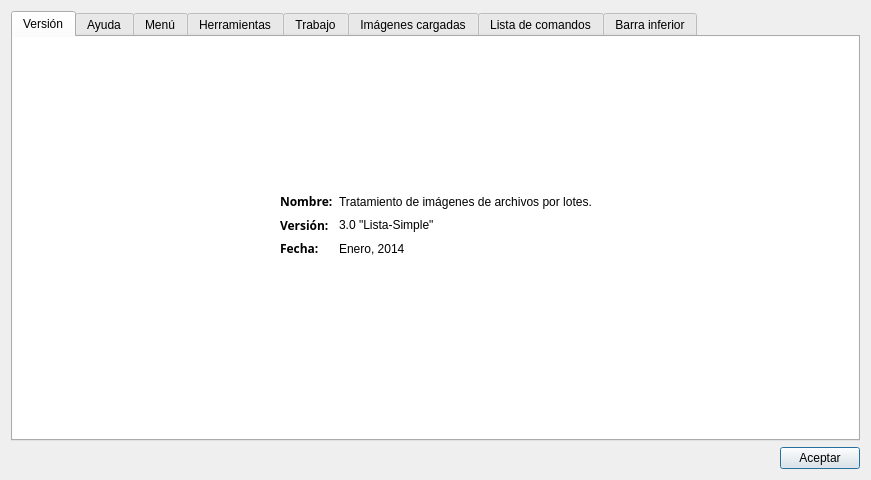
Old version of the form ui/ayuda.ui in the repository datwit/papirolux.
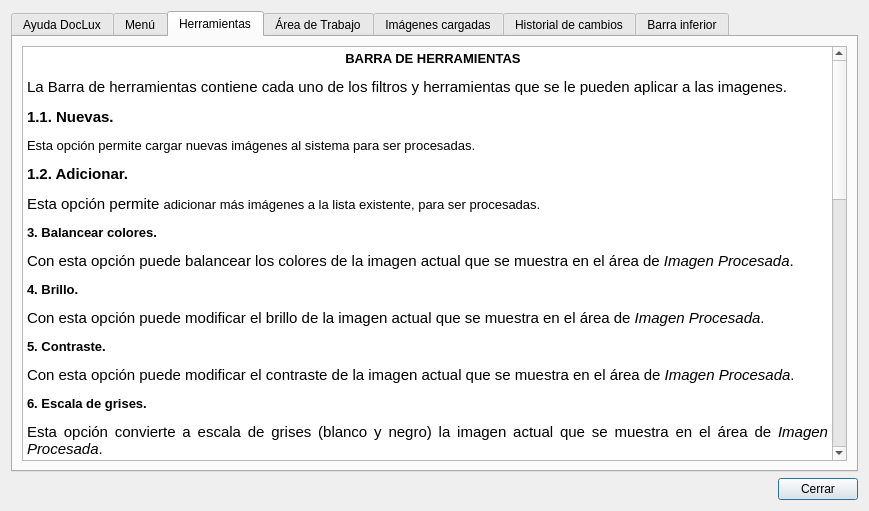
New version of the form. The open tabs and pages were chosen to show the change. Icons and pictures are not drawn.

Commit message: ActualizaciOn de la ayuda.py, ayuda.ui, ayudaUI.py.

Diff of the .ui file:
```diff
--- a/ui/ayuda.ui
+++ b/ui/ayuda.ui
@@ -1,266 +1,34 @@
 <?xml version="1.0" encoding="UTF-8"?>
 <ui version="4.0">
- <class>dlg_acerca_de</class>
- <widget class="QDialog" name="dlg_acerca_de">
+ <class>dlg_AyudaDocLux</class>
+ <widget class="QDialog" name="dlg_AyudaDocLux">
   <property name="geometry">
    <rect>
     <x>0</x>
     <y>0</y>
-    <width>871</width>
-    <height>480</height>
+    <width>869</width>
+    <height>511</height>
    </rect>
   </property>
   <property name="windowTitle">
-   <string>Ayuda</string>
-  </property>
-  <property name="windowIcon">
-   <iconset>
-    <normaloff>:/newPrefix/imagenes/logo_proyecto.png</normaloff>:/newPrefix/imagenes/logo_proyecto.png</iconset>
+   <string>Dialog</string>
   </property>
   <layout class="QGridLayout" name="gridLayout_2">
-   <item row="1" column="0">
-    <layout class="QHBoxLayout" name="horizontalLayout_2">
-     <item>
-      <spacer name="horizontalSpacer">
-       <property name="orientation">
-        <enum>Qt::Horizontal</enum>
-       </property>
-       <property name="sizeHint" stdset="0">
-        <size>
-         <width>40</width>
-         <height>20</height>
-        </size>
-       </property>
-      </spacer>
-     </item>
-     <item>
-      <widget class="QPushButton" name="pushButton">
-       <property name="text">
-        <string>Aceptar</string>
-       </property>
-      </widget>
-     </item>
-    </layout>
-   </item>
    <item row="0" column="0">
-    <widget class="QTabWidget" name="tabWidget">
-     <property name="styleSheet">
-      <string notr="true"/>
-     </property>
+    <layout class="QGridLayout" name="gridLayout">
+     <item row="0" column="0">
+      <layout class="QVBoxLayout" name="verticalLayout">
+       <item>
+        <widget class="QTabWidget" name="tabWidget_Ayuda">
      <property name="currentIndex">
       <number>0</number>
      </property>
-     <property name="usesScrollButtons">
-      <bool>true</bool>
-     </property>
      <widget class="QWidget" name="tab">
-      <property name="styleSheet">
-       <string notr="true">background-color: rgb(255, 255, 255);</string>
-      </property>
       <attribute name="title">
-       <string>Versión</string>
+           <string>Ayuda DocLux</string>
       </attribute>
       <layout class="QGridLayout" name="gridLayout_3">
        <item row="0" column="0">
-        <layout class="QHBoxLayout" name="horizontalLayout_3">
-         <item>
-          <spacer name="horizontalSpacer_2">
-           <property name="orientation">
-            <enum>Qt::Horizontal</enum>
-           </property>
-           <property name="sizeHint" stdset="0">
-            <size>
-             <width>23</width>
-             <height>141</height>
-            </size>
-           </property>
-          </spacer>
-         </item>
-         <item>
-          <widget class="QLabel" name="label">
-           <property name="sizePolicy">
-            <sizepolicy hsizetype="Fixed" vsizetype="Fixed">
-             <horstretch>0</horstretch>
-             <verstretch>0</verstretch>
-            </sizepolicy>
-           </property>
-           <property name="minimumSize">
-            <size>
-             <width>224</width>
-             <height>100</height>
-            </size>
-           </property>
-           <property name="maximumSize">
-            <size>
-             <width>224</width>
-             <height>100</height>
-            </size>
-           </property>
-           <property name="styleSheet">
-            <string notr="true">image: url(:/ayuda/recursos/imagenes/ayuda_rcs/logo_doclux.png);</string>
-           </property>
-           <property name="text">
-            <string/>
-           </property>
-           <property name="pixmap">
-            <pixmap>:/newPrefix/imagenes/logo_proyecto.png</pixmap>
-           </property>
-           <property name="scaledContents">
-            <bool>true</bool>
-           </property>
-          </widget>
-         </item>
-         <item>
-          <spacer name="horizontalSpacer_3">
-           <property name="orientation">
-            <enum>Qt::Horizontal</enum>
-           </property>
-           <property name="sizeHint" stdset="0">
-            <size>
-             <width>49</width>
-             <height>141</height>
-            </size>
-           </property>
-          </spacer>
-         </item>
-        </layout>
-       </item>
-       <item row="1" column="0">
-        <layout class="QVBoxLayout" name="verticalLayout_3">
-         <item>
-          <layout class="QHBoxLayout" name="horizontalLayout_4">
-           <item>
-            <spacer name="horizontalSpacer_4">
-             <property name="orientation">
-              <enum>Qt::Horizontal</enum>
-             </property>
-             <property name="sizeHint" stdset="0">
-              <size>
-               <width>17</width>
-               <height>64</height>
-              </size>
-             </property>
-            </spacer>
-           </item>
-           <item>
-            <layout class="QHBoxLayout" name="horizontalLayout">
-             <item>
-              <layout class="QVBoxLayout" name="verticalLayout">
-               <item>
-                <widget class="QLabel" name="label_2">
-                 <property name="font">
-                  <font>
-                   <family>Sans Serif</family>
-                   <weight>75</weight>
-                   <bold>true</bold>
-                  </font>
-                 </property>
-                 <property name="text">
-                  <string>Nombre:</string>
-                 </property>
-                </widget>
-               </item>
-               <item>
-                <widget class="QLabel" name="label_5">
-                 <property name="font">
-                  <font>
-                   <family>Sans Serif</family>
-                   <weight>75</weight>
-                   <bold>true</bold>
-                  </font>
-                 </property>
-                 <property name="text">
-                  <string>Versión:</string>
-                 </property>
-                </widget>
-               </item>
-               <item>
-                <widget class="QLabel" name="label_7">
-                 <property name="font">
-                  <font>
-                   <family>Sans Serif</family>
-                   <weight>75</weight>
-                   <bold>true</bold>
-                  </font>
-                 </property>
-                 <property name="text">
-                  <string>Fecha:</string>
-                 </property>
-                </widget>
-               </item>
-              </layout>
-             </item>
-             <item>
-              <layout class="QVBoxLayout" name="verticalLayout_2">
-               <item>
-                <widget class="QLabel" name="label_3">
-                 <property name="text">
-                  <string>Tratamiento de imágenes de archivos por lotes.</string>
-                 </property>
-                </widget>
-               </item>
-               <item>
-                <widget class="QLabel" name="label_6">
-                 <property name="text">
-                  <string>3.0 &quot;Lista-Simple&quot;</string>
-                 </property>
-                 <property name="scaledContents">
-                  <bool>false</bool>
-                 </property>
-                </widget>
-               </item>
-               <item>
-                <widget class="QLabel" name="label_8">
-                 <property name="text">
-                  <string>Enero, 2014</string>
-                 </property>
-                </widget>
-               </item>
-              </layout>
-             </item>
-            </layout>
-           </item>
-           <item>
-            <spacer name="horizontalSpacer_5">
-             <property name="orientation">
-              <enum>Qt::Horizontal</enum>
-             </property>
-             <property name="sizeHint" stdset="0">
-              <size>
-               <width>18</width>
-               <height>64</height>
-              </size>
-             </property>
-            </spacer>
-           </item>
-          </layout>
-         </item>
-         <item>
-          <spacer name="verticalSpacer">
-           <property name="orientation">
-            <enum>Qt::Vertical</enum>
-           </property>
-           <property name="sizeHint" stdset="0">
-            <size>
-             <width>20</width>
-             <height>40</height>
-            </size>
-           </property>
-          </spacer>
-         </item>
-        </layout>
-       </item>
-      </layout>
-     </widget>
-     <widget class="QWidget" name="tab_2">
-      <property name="styleSheet">
-       <string notr="true">background-color: rgb(255, 255, 255);</string>
-      </property>
-      <attribute name="title">
-       <string>Ayuda</string>
-      </attribute>
-      <layout class="QGridLayout" name="gridLayout">
-       <item row="0" column="0">
         <widget class="QTextEdit" name="textEdit">
          <property name="enabled">
           <bool>true</bool>
@@ -309,10 +77,7 @@
        </item>
       </layout>
      </widget>
-     <widget class="QWidget" name="tab_3">
-      <property name="styleSheet">
-       <string notr="true">background-color: rgb(255, 255, 255);</string>
-      </property>
+         <widget class="QWidget" name="tab_2">
       <attribute name="title">
        <string>Menú</string>
       </attribute>
@@ -429,19 +194,13 @@
        </item>
       </layout>
      </widget>
-     <widget class="QWidget" name="tab_4">
+         <widget class="QWidget" name="tab_3">
       <attribute name="title">
        <string>Herramientas</string>
       </attribute>
+          <layout class="QGridLayout" name="gridLayout_5">
+           <item row="0" column="0">
       <widget class="QTextEdit" name="textEdit_3">
-       <property name="geometry">
-        <rect>
-         <x>0</x>
-         <y>0</y>
-         <width>831</width>
-         <height>448</height>
-        </rect>
-       </property>
        <property name="html">
         <string>&lt;!DOCTYPE HTML PUBLIC &quot;-//W3C//DTD HTML 4.0//EN&quot; &quot;http://www.w3.org/TR/REC-html40/strict.dtd&quot;&gt;
 &lt;html&gt;&lt;head&gt;&lt;meta name=&quot;qrichtext&quot; content=&quot;1&quot; /&gt;&lt;style type=&quot;text/css&quot;&gt;
@@ -486,20 +245,16 @@
 &lt;p align=&quot;justify&quot; style=&quot; margin-top:12px; margin-bottom:12px; margin-left:0px; margin-right:0px; -qt-block-indent:0; text-indent:0px;&quot;&gt;&lt;span style=&quot; font-family:'Sans'; font-size:10pt;&quot;&gt;Esta opción permite cerrar/salir la aplicación.&lt;/span&gt;&lt;/p&gt;&lt;/body&gt;&lt;/html&gt;</string>
        </property>
       </widget>
-     </widget>
-     <widget class="QWidget" name="tab_5">
+           </item>
+          </layout>
+         </widget>
+         <widget class="QWidget" name="tab_4">
       <attribute name="title">
-       <string>Trabajo</string>
-      </attribute>
+           <string>Área de Trabajo</string>
+          </attribute>
+          <layout class="QGridLayout" name="gridLayout_6">
+           <item row="0" column="0">
       <widget class="QTextEdit" name="textEdit_4">
-       <property name="geometry">
-        <rect>
-         <x>0</x>
-         <y>0</y>
-         <width>831</width>
-         <height>448</height>
-        </rect>
-       </property>
        <property name="html">
         <string>&lt;!DOCTYPE HTML PUBLIC &quot;-//W3C//DTD HTML 4.0//EN&quot; &quot;http://www.w3.org/TR/REC-html40/strict.dtd&quot;&gt;
 &lt;html&gt;&lt;head&gt;&lt;meta name=&quot;qrichtext&quot; content=&quot;1&quot; /&gt;&lt;style type=&quot;text/css&quot;&gt;
@@ -516,20 +271,16 @@
 &lt;p align=&quot;justify&quot; style=&quot;-qt-paragraph-type:empty; margin-top:12px; margin-bottom:12px; margin-left:0px; margin-right:0px; -qt-block-indent:0; text-indent:0px; font-family:'Ubuntu'; font-size:11pt;&quot;&gt;&lt;br /&gt;&lt;/p&gt;&lt;/body&gt;&lt;/html&gt;</string>
        </property>
       </widget>
-     </widget>
-     <widget class="QWidget" name="tab_6">
+           </item>
+          </layout>
+         </widget>
+         <widget class="QWidget" name="tab_5">
       <attribute name="title">
        <string>Imágenes cargadas</string>
       </attribute>
+          <layout class="QGridLayout" name="gridLayout_7">
+           <item row="0" column="0">
       <widget class="QTextEdit" name="textEdit_5">
-       <property name="geometry">
-        <rect>
-         <x>0</x>
-         <y>0</y>
-         <width>831</width>
-         <height>448</height>
-        </rect>
-       </property>
        <property name="html">
         <string>&lt;!DOCTYPE HTML PUBLIC &quot;-//W3C//DTD HTML 4.0//EN&quot; &quot;http://www.w3.org/TR/REC-html40/strict.dtd&quot;&gt;
 &lt;html&gt;&lt;head&gt;&lt;meta name=&quot;qrichtext&quot; content=&quot;1&quot; /&gt;&lt;style type=&quot;text/css&quot;&gt;
@@ -542,20 +293,16 @@
 &lt;p align=&quot;justify&quot; style=&quot; margin-top:12px; margin-bottom:12px; margin-left:0px; margin-right:0px; -qt-block-indent:0; text-indent:0px;&quot;&gt;&lt;span style=&quot; font-family:'Ubuntu'; font-size:11pt;&quot;&gt;Esta área muestra en miniaturas cada una de las imágenes cargadas en el sistema, permitiendo seleccionar cuál de ellas se desea procesar y ser mostrada en el área de trabajo.&lt;/span&gt;&lt;/p&gt;&lt;/body&gt;&lt;/html&gt;</string>
        </property>
       </widget>
-     </widget>
-     <widget class="QWidget" name="tab_8">
+           </item>
+          </layout>
+         </widget>
+         <widget class="QWidget" name="tab_6">
       <attribute name="title">
-       <string>Lista de comandos</string>
-      </attribute>
+           <string>Historial de cambios</string>
+          </attribute>
+          <layout class="QGridLayout" name="gridLayout_8">
+           <item row="0" column="0">
       <widget class="QTextEdit" name="textEdit_7">
-       <property name="geometry">
-        <rect>
-         <x>0</x>
-         <y>0</y>
-         <width>841</width>
-         <height>391</height>
-        </rect>
-       </property>
        <property name="html">
         <string>&lt;!DOCTYPE HTML PUBLIC &quot;-//W3C//DTD HTML 4.0//EN&quot; &quot;http://www.w3.org/TR/REC-html40/strict.dtd&quot;&gt;
 &lt;html&gt;&lt;head&gt;&lt;meta name=&quot;qrichtext&quot; content=&quot;1&quot; /&gt;&lt;style type=&quot;text/css&quot;&gt;
@@ -570,20 +317,16 @@
 &lt;p align=&quot;justify&quot; style=&quot; margin-top:12px; margin-bottom:12px; margin-left:0px; margin-right:0px; -qt-block-indent:0; text-indent:0px;&quot;&gt;&lt;span style=&quot; font-family:'Ubuntu'; font-size:11pt;&quot;&gt;Este botón permite una vez seleccionada la imagen en miniatura deseada permite actualizar la imagen que se muestra en el área de trabajo con la transformación seleccionada y elemina las restantes transformaciones en la lista de comandos.&lt;/span&gt;&lt;/p&gt;&lt;/body&gt;&lt;/html&gt;</string>
        </property>
       </widget>
+           </item>
+          </layout>
      </widget>
      <widget class="QWidget" name="tab_7">
       <attribute name="title">
        <string>Barra inferior</string>
       </attribute>
+          <layout class="QGridLayout" name="gridLayout_9">
+           <item row="0" column="0">
       <widget class="QTextEdit" name="textEdit_6">
-       <property name="geometry">
-        <rect>
-         <x>0</x>
-         <y>0</y>
-         <width>831</width>
-         <height>381</height>
-        </rect>
-       </property>
        <property name="html">
         <string>&lt;!DOCTYPE HTML PUBLIC &quot;-//W3C//DTD HTML 4.0//EN&quot; &quot;http://www.w3.org/TR/REC-html40/strict.dtd&quot;&gt;
 &lt;html&gt;&lt;head&gt;&lt;meta name=&quot;qrichtext&quot; content=&quot;1&quot; /&gt;&lt;style type=&quot;text/css&quot;&gt;
@@ -610,8 +353,38 @@
 &lt;p align=&quot;justify&quot; style=&quot; margin-top:12px; margin-bottom:12px; margin-left:0px; margin-right:0px; -qt-block-indent:0; text-indent:0px;&quot;&gt;&lt;span style=&quot; font-family:'Ubuntu'; font-size:11pt;&quot;&gt;Esta opción permite exportar todas las imágenes en formato *.pdf&lt;/span&gt;&lt;span style=&quot; font-family:'Sans'; font-size:10pt;&quot;&gt;.&lt;/span&gt;&lt;/p&gt;&lt;/body&gt;&lt;/html&gt;</string>
        </property>
       </widget>
-     </widget>
-    </widget>
+           </item>
+          </layout>
+         </widget>
+        </widget>
+       </item>
+       <item>
+        <layout class="QHBoxLayout" name="horizontalLayout_2">
+         <item>
+          <spacer name="horizontalSpacer">
+           <property name="orientation">
+            <enum>Qt::Horizontal</enum>
+           </property>
+           <property name="sizeHint" stdset="0">
+            <size>
+             <width>40</width>
+             <height>20</height>
+            </size>
+           </property>
+          </spacer>
+         </item>
+         <item>
+          <widget class="QPushButton" name="pushButton">
+           <property name="text">
+            <string>Cerrar</string>
+           </property>
+          </widget>
+         </item>
+        </layout>
+       </item>
+      </layout>
+     </item>
+    </layout>
    </item>
   </layout>
  </widget>
```
Left out of the diff: 10 changed lines with no effect on the pictures. Lines whose indentation alone changed are shown as unchanged. The commit also changes 2 other files.
